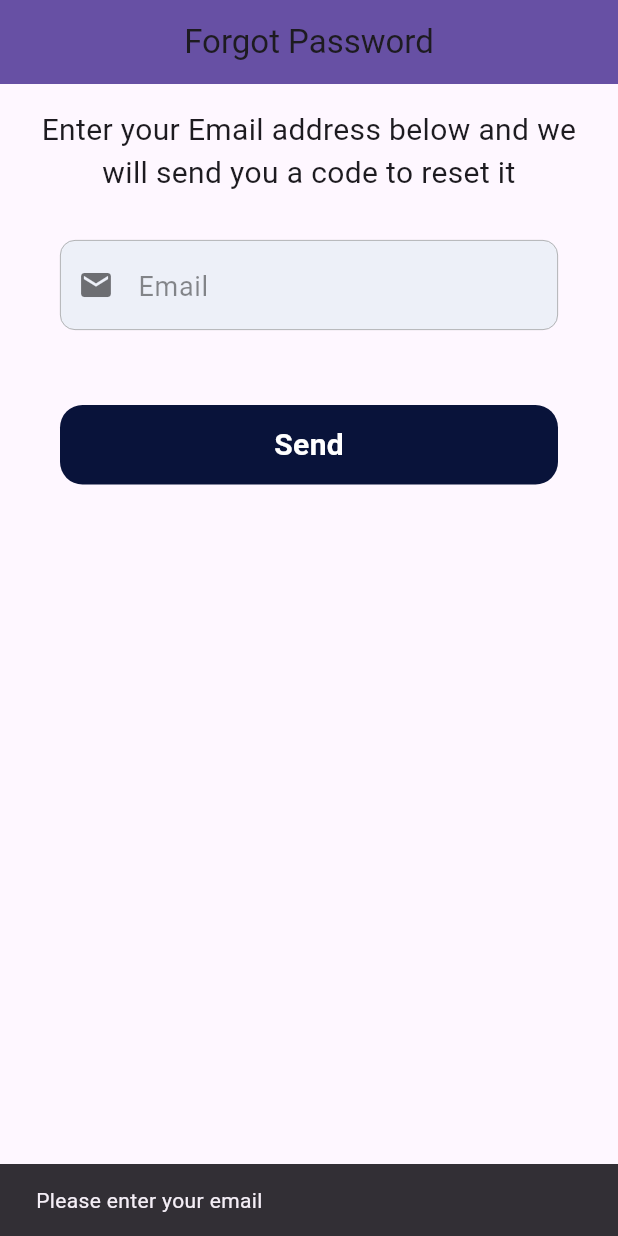
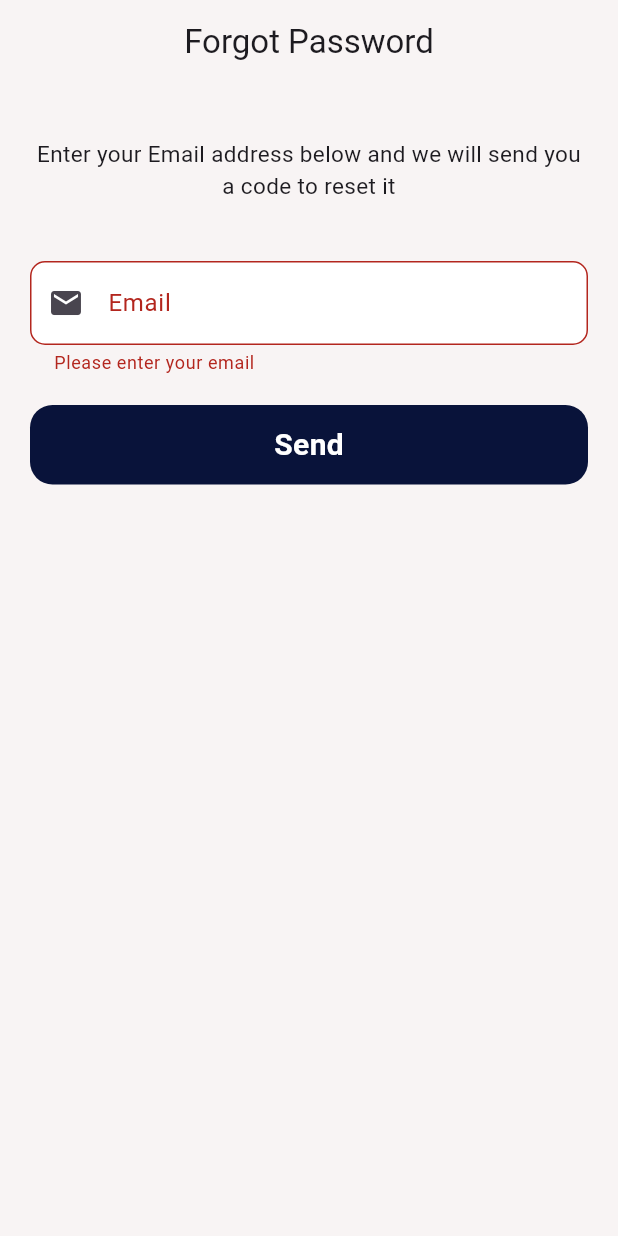
Before and after one commit to Agape-Project/agape, a Flutter app: the screen it shows after launch, after a tap on "Forgot Password?", after a tap on "Send", on a phone screen of 412 x 824 dp. Run offline on Flutter 3.47's test engine with Material 3 defaults, Android fonts, the phone set to English and light mode, and no system bars; our stand-ins replace flutter_riverpod, loading_animation_widget, pin_code_fields; missing offline and left inert: animated_snack_bar.

Commit message:
login, password reset email, otp,password reset pages modularized

```diff
--- a/lib/auth/screens/forgot_password.dart
+++ b/lib/auth/screens/forgot_password.dart
@@ -1,9 +1,10 @@
 import 'package:agape/auth/controllers/auth_controller.dart';
 import 'package:agape/auth/screens/login_screen.dart';
 import 'package:agape/auth/screens/otp_screen.dart';
+import 'package:agape/widgets/CustomTextFormField.dart';
 import 'package:agape/widgets/button.dart';
 import 'package:agape/widgets/snackbar.dart';
-import 'package:agape/widgets/text_field.dart';
+import 'package:animated_snack_bar/animated_snack_bar.dart';
 import 'package:flutter/material.dart';
 import 'package:flutter_riverpod/flutter_riverpod.dart';
 
@@ -17,6 +18,7 @@ class ForgotPasswordScreen extends ConsumerStatefulWidget {
 
 class _ForgotPasswordScreenState extends ConsumerState<ForgotPasswordScreen> {
   final _emailController = TextEditingController();
+  final _formKey = GlobalKey<FormState>(); // Form key for validation
 
   @override
   void dispose() {
@@ -25,8 +27,8 @@ class _ForgotPasswordScreenState extends ConsumerState<ForgotPasswordScreen> {
   }
 
   void sendPasswordResetLink() {
+    if (_formKey.currentState!.validate()) {
       final email = _emailController.text.trim();
-    if (email.isNotEmpty) {
       ref.read(authControllerProvider).sendPasswordResetEmail(
             context: context,
             email: email,
@@ -39,7 +41,12 @@ class _ForgotPasswordScreenState extends ConsumerState<ForgotPasswordScreen> {
         ),
       );
     } else {
-      showSnackBar(context, "Please enter your email");
+      showCustomSnackBar(
+          context,
+          title: 'Error',
+          message: 'Please Enter valid Email address',
+          type: AnimatedSnackBarType.error,
+        );
     }
   }
 
@@ -50,10 +57,11 @@ class _ForgotPasswordScreenState extends ConsumerState<ForgotPasswordScreen> {
     double maxWidth = 400.0;
 
     return Scaffold(
+      backgroundColor: const Color.fromARGB(255, 248, 244, 244),
       appBar: AppBar(
         title: const Text("Forgot Password"),
         centerTitle: true,
-        backgroundColor: Theme.of(context).colorScheme.primary,
+         backgroundColor: const Color.fromARGB(255, 248, 244, 244),
       ),
       body: SingleChildScrollView(
         child: Center(
@@ -64,20 +72,32 @@ class _ForgotPasswordScreenState extends ConsumerState<ForgotPasswordScreen> {
               constraints: BoxConstraints(maxWidth: maxWidth),
               child: Align(
                 alignment: Alignment.center,
+                child: Form(
+                  key: _formKey, // Attach the form key here
                   child: Column(
                     mainAxisSize: MainAxisSize.min,
                     children: [
+                      const SizedBox(height: 20),
                       const Text(
                         "Enter your Email address below and we will send you a code to reset it",
                         textAlign: TextAlign.center,
-                      style: TextStyle(fontSize: 20),
+                        style: TextStyle(fontSize: 15),
                       ),
-                    const SizedBox(height: 20),
-                    TextFieldInput(
-                      textEditingController: _emailController,
-                      hintText: "Email",
-                      icon: Icons.email,
-                      textInputType: TextInputType.emailAddress,
+                      const SizedBox(height: 40),
+                          CustomTextFormField(
+                            controller: _emailController,
+                            keyboardType: TextInputType.emailAddress,
+                            labelText: 'Email',
+                            prefixIcon: Icons.email,
+                            validator: (value) {
+                              if (value == null || value.isEmpty) {
+                                return 'Please enter your email';
+                              } else if (!RegExp(r'^[^@]+@[^@]+\.[^@]+')
+                                  .hasMatch(value)) {
+                                return 'Please enter a valid email';
+                              }
+                              return null;
+                            },
                           ),
                       const SizedBox(height: 20),
                       MyButtons(
@@ -91,6 +111,7 @@ class _ForgotPasswordScreenState extends ConsumerState<ForgotPasswordScreen> {
             ),
           ),
         ),
+      ),
     );
   }
 }
--- a/lib/auth/screens/login_screen.dart
+++ b/lib/auth/screens/login_screen.dart
@@ -1,5 +1,7 @@
 import 'package:agape/auth/controllers/auth_controller.dart';
 import 'package:agape/auth/screens/forgot_password.dart';
+import 'package:agape/widgets/CustomPasswordField.dart';
+import 'package:agape/widgets/CustomTextFormField.dart';
 import 'package:agape/widgets/button.dart';
 import 'package:agape/widgets/loading_animation_widget.dart';
 import 'package:agape/widgets/snackbar.dart';
@@ -7,13 +9,14 @@ import 'package:agape/widgets/text_field.dart';
 import 'package:animated_snack_bar/animated_snack_bar.dart';
 import 'package:flutter/material.dart';
 import 'package:flutter_riverpod/flutter_riverpod.dart';
-import 'package:connectivity_plus/connectivity_plus.dart';
+
 class LoginScreen extends ConsumerStatefulWidget {
   const LoginScreen({super.key});
 
   @override
   ConsumerState<LoginScreen> createState() => _LoginScreenState();
 }
+
 class _LoginScreenState extends ConsumerState<LoginScreen> {
   final _formKey = GlobalKey<FormState>();
   final _emailController = TextEditingController();
@@ -67,6 +70,7 @@ class _LoginScreenState extends ConsumerState<LoginScreen> {
           message: 'Invalid email or password',
           type: AnimatedSnackBarType.error,
         );
+
       }
     }
   }
@@ -75,7 +79,7 @@ class _LoginScreenState extends ConsumerState<LoginScreen> {
   Widget build(BuildContext context) {
     final size = MediaQuery.of(context).size;
     return Scaffold(
-      backgroundColor: Colors.white,
+      backgroundColor: const Color.fromARGB(255, 248, 244, 244),
       body: SafeArea(
         child: Stack(
           children: [
@@ -106,16 +110,11 @@ class _LoginScreenState extends ConsumerState<LoginScreen> {
                             ),
                           ),
                           const SizedBox(height: 30),
-                          TextFormField(
+                          CustomTextFormField(
                             controller: _emailController,
                             keyboardType: TextInputType.emailAddress,
-                            decoration: InputDecoration(
-                              border: OutlineInputBorder(
-                                borderRadius: BorderRadius.circular(10),
-                              ),
-                              labelText: 'Email',
-                              prefixIcon: const Icon(Icons.email),
-                            ),
+                            labelText: 'Email',
+                            prefixIcon: Icons.email,
                             validator: (value) {
                               if (value == null || value.isEmpty) {
                                 return 'Please enter your email';
@@ -127,29 +126,9 @@ class _LoginScreenState extends ConsumerState<LoginScreen> {
                             },
                           ),
                           const SizedBox(height: 20),
-                          TextFormField(
+                          CustomPasswordField(
                             controller: _passwordController,
-                            obscureText: !_isPasswordVisible,
-                            decoration: InputDecoration(
-                              border: OutlineInputBorder(
-                                borderRadius: BorderRadius.circular(10),
-                              ),
-                              labelText: 'Password',
-                              prefixIcon: const Icon(Icons.lock),
-                              suffixIcon: IconButton(
-                                icon: Icon(
-                                  _isPasswordVisible
-                                      ? Icons.visibility
-                                      : Icons.visibility_off,
-                                ),
-                                onPressed: () {
-                                  setState(() {
-                                    _isPasswordVisible =
-                                        !_isPasswordVisible;
-                                  });
-                                },
-                              ),
-                            ),
+                            labelText: "Password",
                             validator: (value) {
                               if (value == null || value.isEmpty) {
                                 return 'Please enter your password';
@@ -176,7 +155,7 @@ class _LoginScreenState extends ConsumerState<LoginScreen> {
                                 "Forgot Password?",
                                 style: TextStyle(
                                   fontSize: 16,
-                                  color: Colors.blue,
+                                  color: Color.fromARGB(255, 9, 19, 58),
                                 ),
                               ),
                             ),
--- a/lib/common/splash.dart
+++ b/lib/common/splash.dart
@@ -21,7 +21,7 @@ class _SplashScreenState extends State<SplashScreen>
     SystemChrome.setEnabledSystemUIMode(SystemUiMode.immersive);
 
     // Navigate to AdminHome after 5 seconds
-    Future.delayed(const Duration(seconds: 1), () {
+    Future.delayed(const Duration(seconds: 3), () {
       Navigator.of(context).pushReplacement(
         MaterialPageRoute(builder: (_) => const LoginScreen()
     ),
--- a/lib/main.dart
+++ b/lib/main.dart
@@ -1,3 +1,4 @@
+import 'package:agape/auth/screens/forgot_password.dart';
 import 'package:agape/auth/screens/login_screen.dart';
 import 'package:agape/common/splash.dart';
 import 'package:agape/widgets/loading_animation_widget.dart';
@@ -15,7 +16,7 @@ class MyApp extends StatelessWidget {
   Widget build(BuildContext context) {
     return const MaterialApp(
       debugShowCheckedModeBanner: false,
-      home: SplashScreen(),
+      home: LoginScreen(),
     );
   }
 }
--- /dev/null
+++ b/lib/widgets/CustomPasswordField.dart
@@ -0,0 +1,49 @@
+import 'package:flutter/material.dart';
+
+class CustomPasswordField extends StatefulWidget {
+  final TextEditingController controller;
+  final String labelText;
+  final String? Function(String?)? validator;
+
+  const CustomPasswordField({
+    Key? key,
+    required this.controller,
+    required this.labelText,
+    this.validator,
+  }) : super(key: key);
+
+  @override
+  _CustomPasswordFieldState createState() => _CustomPasswordFieldState();
+}
+
+class _CustomPasswordFieldState extends State<CustomPasswordField> {
+  bool _isPasswordVisible = false;
+
+  @override
+  Widget build(BuildContext context) {
+    return TextFormField(
+      controller: widget.controller,
+      obscureText: !_isPasswordVisible,
+      decoration: InputDecoration(
+        filled: true,
+        fillColor: Colors.white,
+        border: OutlineInputBorder(
+          borderRadius: BorderRadius.circular(10),
+        ),
+        labelText: widget.labelText,
+        prefixIcon: const Icon(Icons.lock),
+        suffixIcon: IconButton(
+          icon: Icon(
+            _isPasswordVisible ? Icons.visibility : Icons.visibility_off,
+          ),
+          onPressed: () {
+            setState(() {
+              _isPasswordVisible = !_isPasswordVisible;
+            });
+          },
+        ),
+      ),
+      validator: widget.validator,
+    );
+  }
+}
--- /dev/null
+++ b/lib/widgets/CustomTextFormField.dart
@@ -0,0 +1,43 @@
+import 'package:flutter/material.dart';
+
+class CustomTextFormField extends StatelessWidget {
+  final TextEditingController controller;
+  final TextInputType keyboardType;
+  final String labelText;
+  final IconData prefixIcon;
+  final String? Function(String?)? validator;
+  final bool obscureText;
+
+
+  // Constructor
+  const CustomTextFormField({
+    Key? key,
+    required this.controller,
+    required this.keyboardType,
+    required this.labelText,
+    required this.prefixIcon,
+    this.validator,
+    this.obscureText = false,
+
+
+  }) : super(key: key);
+
+  @override
+  Widget build(BuildContext context) {
+    return TextFormField(
+      controller: controller,
+      keyboardType: keyboardType,
+      obscureText: obscureText,
+      decoration: InputDecoration(
+        filled: true,
+        fillColor: Colors.white,
+        border: OutlineInputBorder(
+          borderRadius: BorderRadius.circular(10),
+        ),
+        labelText: labelText,
+        prefixIcon: Icon(prefixIcon),
+      ),
+      validator: validator,
+    );
+  }
+}
--- a/lib/widgets/button.dart
+++ b/lib/widgets/button.dart
@@ -15,7 +15,7 @@ class MyButtons extends StatelessWidget {
     return InkWell(
       onTap: onTap,
       child: Padding(
-        padding: const EdgeInsets.all(20.0),
+        padding: const EdgeInsets.all(0.0),
         child: Container(
           alignment: Alignment.center,
           padding: const EdgeInsets.symmetric(vertical: 12),
--- a/lib/widgets/snackbar.dart
+++ b/lib/widgets/snackbar.dart
@@ -16,11 +16,13 @@ void showCustomSnackBar(
   required String message,
   required AnimatedSnackBarType type,
   Brightness brightness = Brightness.light,
+  Duration duration = const Duration(seconds: 3),
 }) {
   AnimatedSnackBar.rectangle(
     title,
     message,
     type: type,
     brightness: brightness,
+    duration: duration,
   ).show(context);
 }
--- a/pubspec.yaml
+++ b/pubspec.yaml
@@ -40,7 +40,7 @@ dependencies:
   flutter_riverpod: ^2.6.1
   animated_snack_bar: ^0.4.0
   loading_animation_widget: ^1.3.0
-  connectivity_plus: ^6.1.0
+  pin_code_fields: ^8.0.1
 
 dev_dependencies:
   flutter_test:
```
Also changed, not shown: lib/auth/screens/otp_screen.dart (+59 -56 lines), lib/auth/screens/password_reset_screen.dart (+27 -13 lines), lib/widgets/snackbar_utils.dart (added), pubspec.lock, 1 other file. Lines whose indentation alone changed are shown as unchanged.
